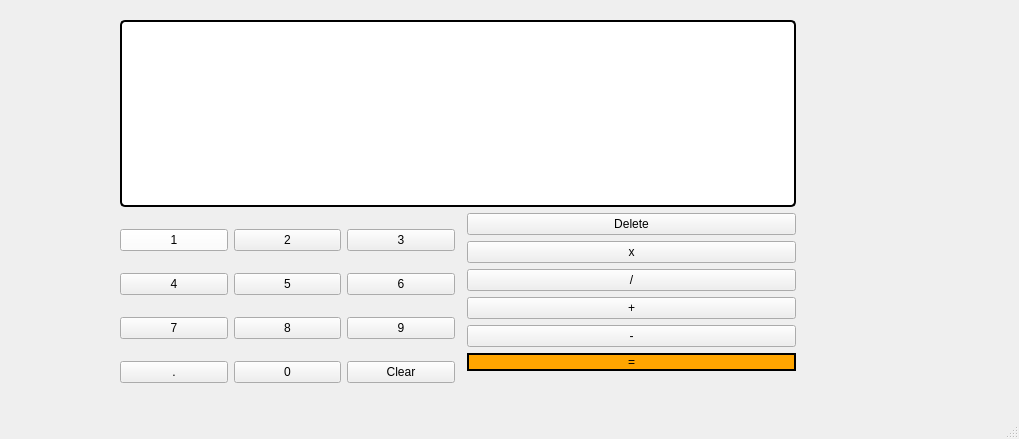
Above: calculator.ui from thiagsv/calculadora before the change. Below: the same form after it.
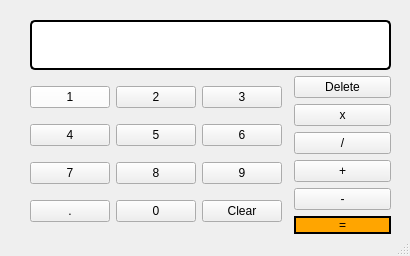
That is the form after the change.

Commit message: divisao por zero e layout

Diff of the .ui file:
```diff
--- a/calculator.ui
+++ b/calculator.ui
@@ -6,8 +6,8 @@
    <rect>
     <x>0</x>
     <y>0</y>
-    <width>1019</width>
-    <height>439</height>
+    <width>410</width>
+    <height>256</height>
    </rect>
   </property>
   <property name="windowTitle">
@@ -17,10 +17,10 @@
    <widget class="QWidget" name="layoutWidget">
     <property name="geometry">
      <rect>
-      <x>120</x>
+      <x>30</x>
       <y>20</y>
-      <width>676</width>
-      <height>379</height>
+      <width>361</width>
+      <height>215</height>
      </rect>
     </property>
     <layout class="QVBoxLayout" name="verticalLayout_3">
@@ -31,7 +31,7 @@
          <property name="maximumSize">
           <size>
            <width>16777215</width>
-           <height>160000</height>
+           <height>50</height>
           </size>
          </property>
          <property name="layoutDirection">
@@ -168,6 +168,12 @@
            </item>
            <item row="0" column="0">
             <widget class="QPushButton" name="button1">
+             <property name="maximumSize">
+              <size>
+               <width>16777215</width>
+               <height>100</height>
+              </size>
+             </property>
              <property name="palette">
               <palette>
                <active>
@@ -248,6 +254,12 @@
           <layout class="QFormLayout" name="operationsArea_2">
            <item row="0" column="1">
             <widget class="QPushButton" name="delete_2">
+             <property name="maximumSize">
+              <size>
+               <width>100</width>
+               <height>16777215</height>
+              </size>
+             </property>
              <property name="text">
               <string>Delete</string>
              </property>
@@ -255,6 +267,12 @@
            </item>
            <item row="1" column="1">
             <widget class="QPushButton" name="multiplier">
+             <property name="maximumSize">
+              <size>
+               <width>100</width>
+               <height>16777215</height>
+              </size>
+             </property>
              <property name="cursor">
               <cursorShape>PointingHandCursor</cursorShape>
              </property>
@@ -265,6 +283,12 @@
            </item>
            <item row="2" column="1">
             <widget class="QPushButton" name="divider">
+             <property name="maximumSize">
+              <size>
+               <width>100</width>
+               <height>16777215</height>
+              </size>
+             </property>
              <property name="cursor">
               <cursorShape>PointingHandCursor</cursorShape>
              </property>
@@ -275,6 +299,12 @@
            </item>
            <item row="3" column="1">
             <widget class="QPushButton" name="plus">
+             <property name="maximumSize">
+              <size>
+               <width>100</width>
+               <height>16777215</height>
+              </size>
+             </property>
              <property name="cursor">
               <cursorShape>PointingHandCursor</cursorShape>
              </property>
@@ -285,6 +315,12 @@
            </item>
            <item row="4" column="1">
             <widget class="QPushButton" name="minus">
+             <property name="maximumSize">
+              <size>
+               <width>100</width>
+               <height>16777215</height>
+              </size>
+             </property>
              <property name="cursor">
               <cursorShape>PointingHandCursor</cursorShape>
              </property>
@@ -295,6 +331,12 @@
            </item>
            <item row="5" column="1">
             <widget class="QPushButton" name="buttonEqual">
+             <property name="maximumSize">
+              <size>
+               <width>100</width>
+               <height>16777215</height>
+              </size>
+             </property>
              <property name="cursor">
               <cursorShape>PointingHandCursor</cursorShape>
              </property>
```
Left out of the diff: 10 changed lines with no effect on the pictures. The commit also changes 2 other files.
